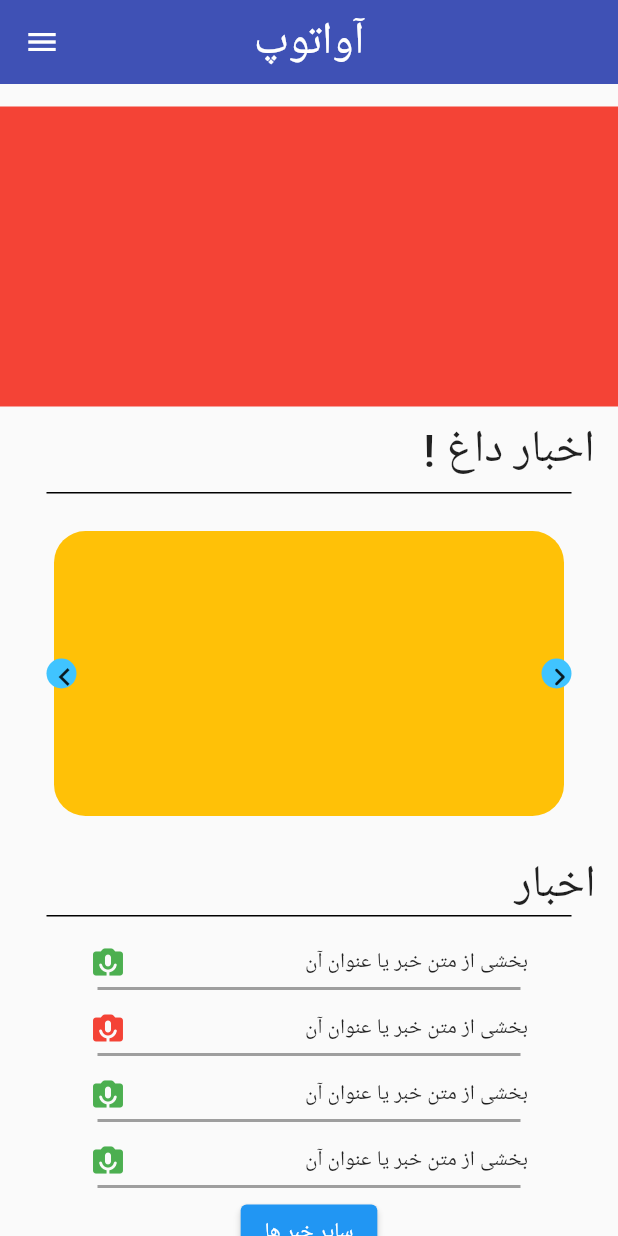
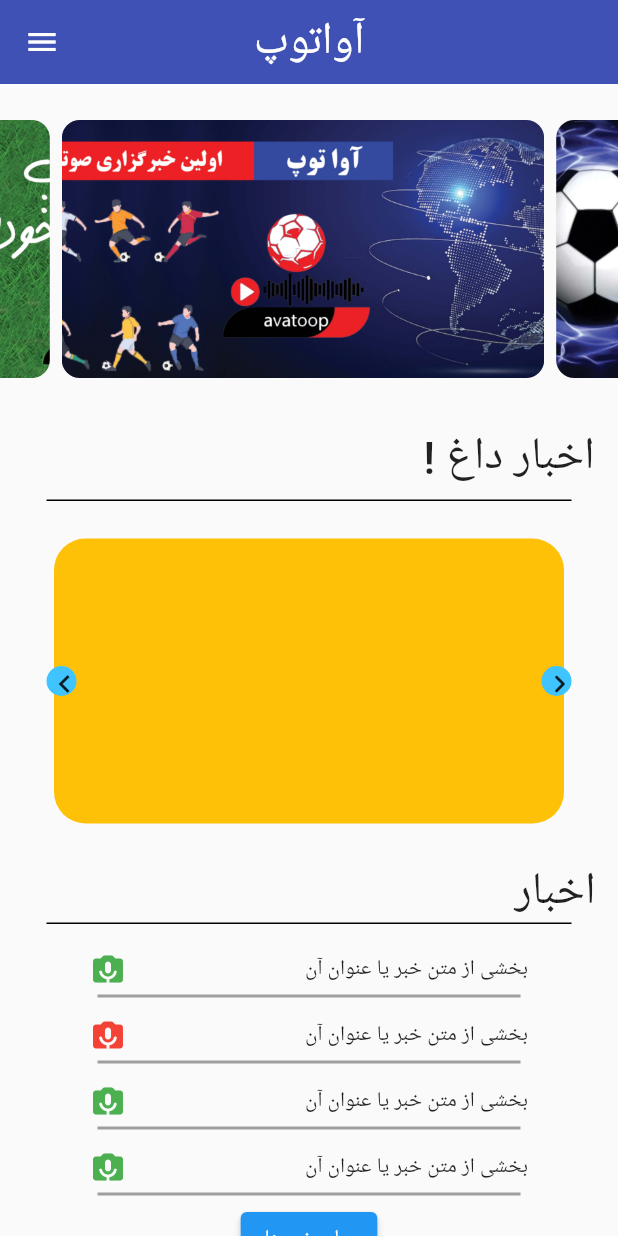
Before and after one commit to aidinasgary/avatoop, a Flutter app: the screen it shows after launch, on a phone screen of 412 x 824 dp. Run offline on Flutter 3.47's test engine with Material 2 defaults, Android fonts, the phone set to English and light mode, and no system bars; drawn by our look-alikes of carousel_slider.

```diff
--- /dev/null
+++ b/lib/models/slider_model.dart
@@ -0,0 +1,12 @@
+class SliderModels{
+  final String image;
+  SliderModels(this.image);
+
+static final List<SliderModels> items =[
+  SliderModels('assets/images/avatoop1.jpg'),
+  SliderModels('assets/images/avatoop2.jpg'),
+  SliderModels('assets/images/avatoop3.jpg'),
+  SliderModels('assets/images/avatoop4.jpg'),
+  SliderModels('assets/images/avatoop5.jpg'),
+];
+}
--- a/lib/ui/ertebat_screen.dart
+++ b/lib/ui/ertebat_screen.dart
@@ -42,10 +42,11 @@ class _ErtebatScreenState extends State<ErtebatScreen> {
               child: Image(image: AssetImage('assets/images/img_1.png'))),
           Container(
             height: 100,
-            width: 200,
+            width: 250,
             child: Column(
               children: [
-                Text('آواتوپ، اولین وبسایت خبرگزاری صوتی ایران است که سعی دارد با استفاده از هوش مصنوعی، راحتی شما را در شنیدن اخبار ورزشی فراهم نماید،'),
+                Text('،آواتوپ، اولین وبسایت خبرگزاری صوتی ایران است که سعی دارد با استفاده از هوش مصنوعی، راحتی شما را در شنیدن اخبار ورزشی فراهم نماید',
+                style: TextStyle(fontSize: 11,fontWeight: FontWeight.w600,fontStyle: FontStyle.italic),textAlign: TextAlign.center,),
               ],
             ),
 
--- a/lib/ui/home_page.dart
+++ b/lib/ui/home_page.dart
@@ -3,6 +3,7 @@ import 'package:flutter/material.dart';
 import 'package:untitled16/ui/ertebat_screen.dart';
 import 'package:untitled16/ui/jadval_mosabeghat_screen.dart';
 import 'package:untitled16/ui/profile_screen.dart';
+import 'package:untitled16/widgets/custom_slider.dart';
 
 class HomePage extends StatefulWidget {
   const HomePage({Key? key}) : super(key: key);
@@ -33,12 +34,7 @@ class _HomePageState extends State<HomePage> {
               children: [
                 Column(
                   children: [
-                    Container(
-                      margin: EdgeInsets.only(top: 15),
-                      width: 450,
-                      height: 200,
-                      color: Colors.red,
-                    ),
+                  const CustomSlider(),
                     // hot news text
                     Padding(
                       padding: const EdgeInsets.all(8.0),
--- /dev/null
+++ b/lib/widgets/custom_slider.dart
@@ -0,0 +1,38 @@
+import 'package:carousel_slider/carousel_slider.dart';
+import 'package:flutter/material.dart';
+import 'package:untitled16/models/slider_model.dart';
+
+class CustomSlider extends StatefulWidget {
+  const CustomSlider({Key? key}) : super(key: key);
+
+  @override
+  State<CustomSlider> createState() => _CustomSliderState();
+}
+
+class _CustomSliderState extends State<CustomSlider> {
+  @override
+  Widget build(BuildContext context) {
+    return Container(
+      height: 220,
+      width: double.infinity,
+      padding: const EdgeInsets.symmetric(vertical: 24.0),
+      child: CarouselSlider.builder(
+          itemCount: SliderModels.items.length,
+          itemBuilder: (context,index,realindex){
+            return Container(
+              margin: const EdgeInsets.only(right: 8.0),
+              decoration: BoxDecoration(
+                borderRadius: BorderRadius.circular(12.0),
+                image: DecorationImage(
+                  image: (AssetImage(SliderModels.items[index].image)),
+                  fit: BoxFit.cover
+                )
+              ),
+            );
+          },
+          options: CarouselOptions(
+            autoPlay: true,
+          )),
+    );
+  }
+}
--- a/pubspec.yaml
+++ b/pubspec.yaml
@@ -34,6 +34,7 @@ dependencies:
   # The following adds the Cupertino Icons font to your application.
   # Use with the CupertinoIcons class for iOS style icons.
   cupertino_icons: ^1.0.2
+  carousel_slider: ^4.2.1
 
 dev_dependencies:
   flutter_test:
```
Also changed, not shown: assets/images/Untitled.jpg (added), assets/images/avatoop 3.jpg (added), assets/images/avatoop1.jpg (added), assets/images/avatoop2.jpg (added), assets/images/avatoop4.jpg (added), assets/images/avatoop5.jpg (added), lib/generated/assets.dart, pubspec.lock.
